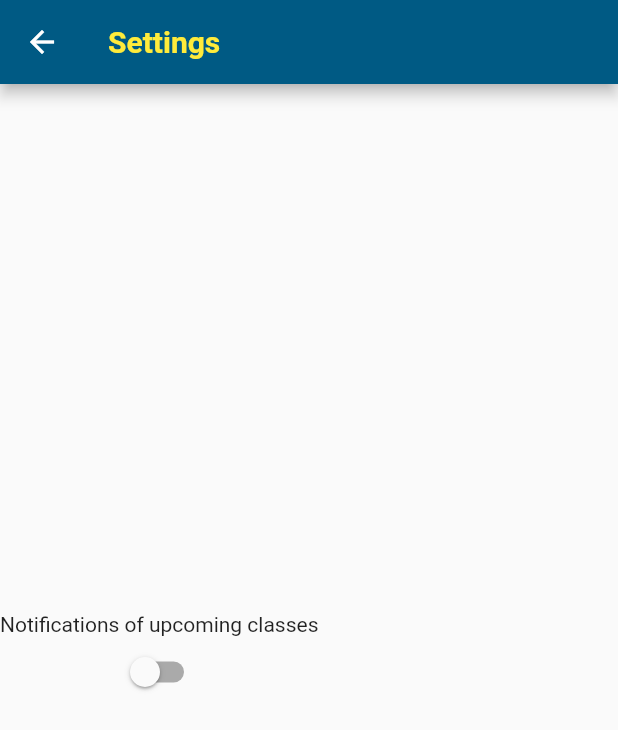
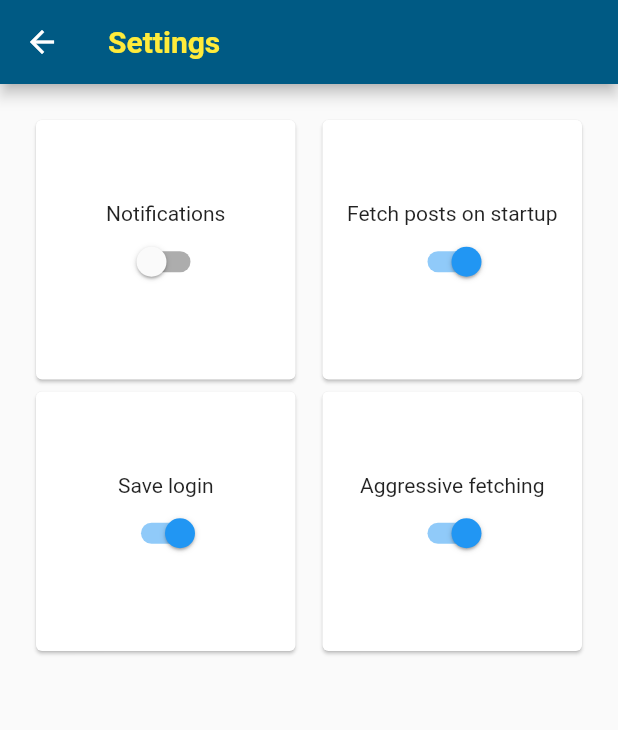
Before and after one commit to nvonklitzing/myzis_c, a Flutter app: the SettingsPage screen opened by its route, on a phone screen of 412 x 824 dp. Shown: the top 730 px of the screen. Run offline on Flutter 3.47's test engine with Material 2 defaults, Android fonts, the phone set to English and light mode, and no system bars; network calls fail.

Commit message:
-Finished mock settings page

```diff
--- a/lib/HomePage.dart
+++ b/lib/HomePage.dart
@@ -78,9 +78,14 @@ class _HomePageState extends State<HomePage> {
     var drawerAboutItem = new AboutListTile(
       child: new Text('About', style: new TextStyle(color: Colors.yellow)),
       applicationName: 'MyZIS',
-      applicationVersion: 'v0.0.1',
+      applicationVersion: 'v0.1',
       applicationIcon: new Icon(Icons.verified_user),
       icon: new Icon(Icons.info, color: Colors.yellow),
+      aboutBoxChildren: <Widget>[
+        new Text("Developed by:"),
+        new Text("Nicholas von Klitzing"),
+        new Text("Kevin Brazile")
+      ],
     );
 
     var drawerChildren = [
@@ -88,8 +93,8 @@ class _HomePageState extends State<HomePage> {
       getDrawerItem(Icons.home, 'Home', '/HomePage'),
       getDrawerItem(Icons.book, 'Lions Journal', '/LionsJournalPage'),
       getDrawerItem(Icons.schedule, 'Schedule', '/SchedulePage'),
-//      getDrawerItem(Icons.settings, 'Settings', '/SettingsPage'),
       getDrawerItem(Icons.help, 'Useful Links', '/UsefulLinksPage'),
+      getDrawerItem(Icons.settings, 'Settings', '/SettingsPage'),
       drawerAboutItem
     ];
 
@@ -139,11 +144,11 @@ class _HomePageState extends State<HomePage> {
 
 //TODO: Fix login screen
   void initState() {
-  if (_readAuth() == null) {
-    SchedulerBinding.instance.addPostFrameCallback((_) {
-      Navigator.of(context).pushNamed("/LoginPage");
-    });
-  }
+//  if (_readAuth() == null) {
+//    SchedulerBinding.instance.addPostFrameCallback((_) {
+//      Navigator.of(context).pushNamed("/LoginPage");
+//    });
+//  }
     fetch_posts();
   }
 }
--- a/lib/SettingsPage.dart
+++ b/lib/SettingsPage.dart
@@ -20,13 +20,58 @@ class _SettingsPageState extends State<SettingsPage> {
               new TextStyle(fontWeight: FontWeight.bold, color: Colors.yellow),
         ),
       ),
-      body: new Column(
-        mainAxisAlignment: MainAxisAlignment.center,
+      body: new GridView.count(
+        padding: const EdgeInsets.all(20.0),
+        crossAxisCount: 2,
+        crossAxisSpacing: 10.0,
         children: <Widget>[
-          new Text("Notifications of upcoming classes"),
-          new Switch(
-            value: false,
-            onChanged: (state) {},
+          new Card(
+            child: new Column(
+              mainAxisAlignment: MainAxisAlignment.center,
+              children: <Widget>[
+                new Text("Notifications"),
+                new Switch(
+                  value: false,
+                  onChanged: (state) {},
+                ),
+              ],
+            ),
+          ),
+          new Card(
+            child: new Column(
+              mainAxisAlignment: MainAxisAlignment.center,
+              children: <Widget>[
+                new Text("Fetch posts on startup"),
+                new Switch(
+                  value: true,
+                  onChanged: (state) {},
+                ),
+              ],
+            ),
+          ),
+          new Card(
+            child: new Column(
+              mainAxisAlignment: MainAxisAlignment.center,
+              children: <Widget>[
+                new Text("Save login"),
+                new Switch(
+                  value: true,
+                  onChanged: (state) {},
+                ),
+              ],
+            ),
+          ),
+          new Card(
+            child: new Column(
+              mainAxisAlignment: MainAxisAlignment.center,
+              children: <Widget>[
+                new Text("Aggressive fetching"),
+                new Switch(
+                  value: true,
+                  onChanged: (state) {},
+                ),
+              ],
+            ),
           ),
         ],
       ),
```
